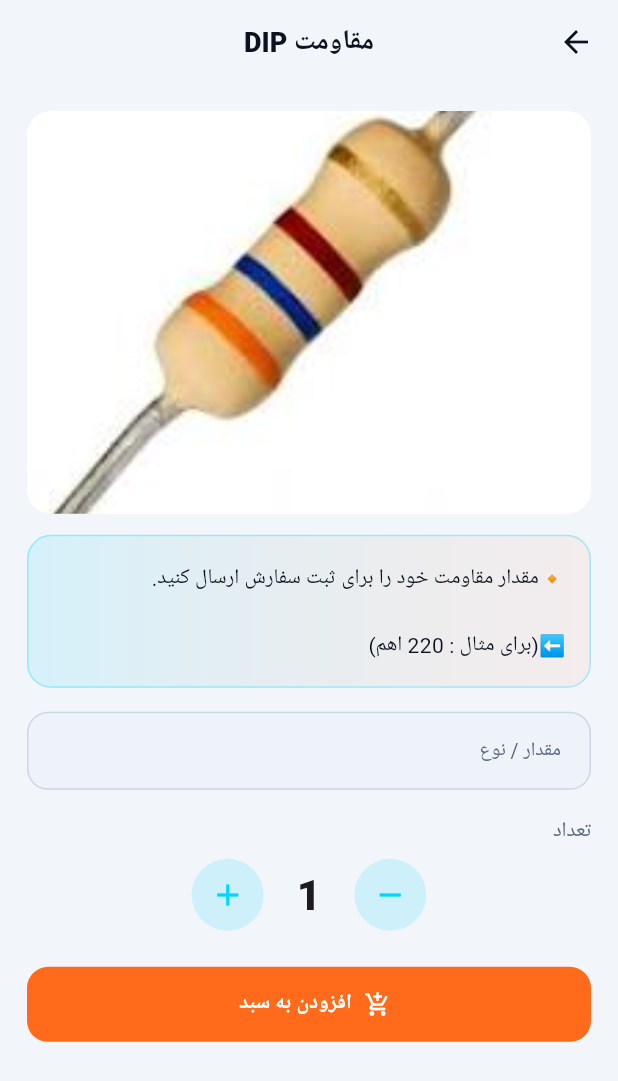
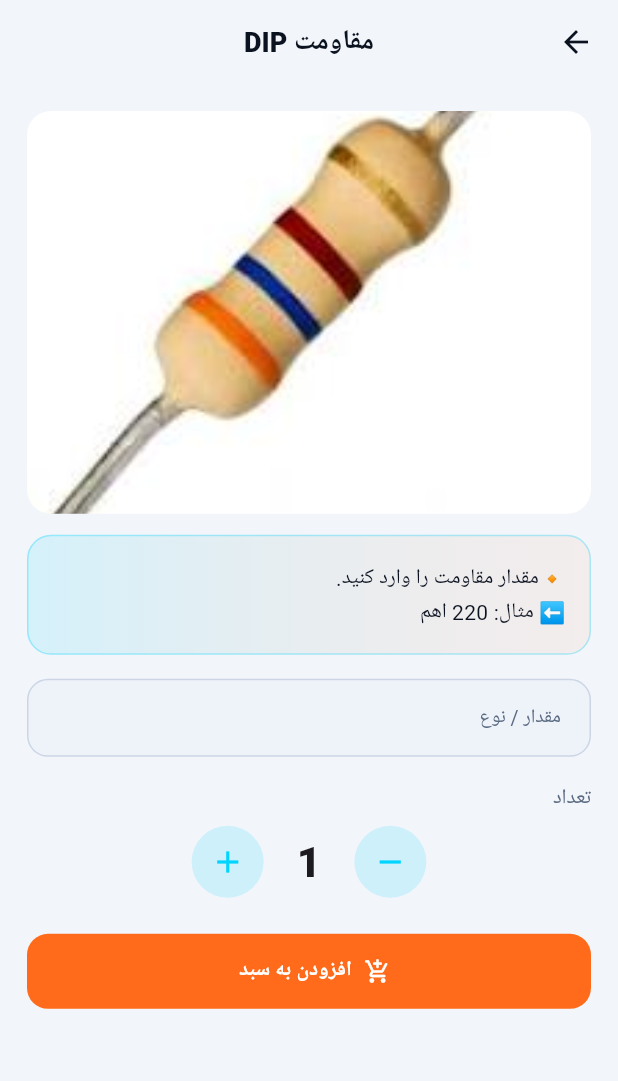
Before and after one commit to nvd1rmh/app, a Flutter app: the ProductOrderScreen screen opened directly with sample values from the repository, on a phone screen of 412 x 824 dp. Shown: the top 1081 px of the screen. Run offline on Flutter 3.47's test engine with Material 3 defaults, Android fonts, the phone set to English and light mode, and no system bars; our stand-ins replace shared_preferences; accounts and stored records are empty; network calls fail.

Commit message:
Add files via upload

```diff
--- a/lib/data/products_data.dart
+++ b/lib/data/products_data.dart
@@ -1,11 +1,13 @@
-/// کاتالوگ قطعات — هم‌تراز ربات + LCD
-/// عکس‌ها: assets/parts/<imageFile>
+/// مدل قطعه — عکس ترجیحاً از سرور (imageUrl)
 class ProductInfo {
   final String id;
   final String name;
   final String prompt;
   final String exampleCount;
+  /// نام فایل محلی قدیمی (اختیاری)
   final String imageFile;
+  /// لینک عکس روی Supabase Storage یا هر CDN
+  final String? imageUrl;
   final String? price;
 
   const ProductInfo({
@@ -13,325 +15,336 @@ class ProductInfo {
     required this.name,
     required this.prompt,
     required this.exampleCount,
-    required this.imageFile,
+    this.imageFile = '',
+    this.imageUrl,
     this.price,
   });
 
-  String get assetPath => 'assets/parts/$imageFile';
+  bool get hasNetworkImage =>
+      imageUrl != null && imageUrl!.startsWith('http');
+
+  String get assetPath =>
+      imageFile.isEmpty ? '' : 'assets/parts/$imageFile';
 }
 
-/// لیست کامل قطعات (بدون منوبندی)
+/// لیست پشتیبان اگر سرور خالی/قطع باشد
 const List<ProductInfo> allProducts = [
   ProductInfo(
     id: 'res_dip',
     name: 'مقاومت DIP',
-    prompt: '🔸مقدار مقاومت خود را برای ثبت سفارش ارسال کنید.\n\n⬅️(برای مثال : 220 اهم)',
+    prompt: '🔸مقدار مقاومت را وارد کنید.\n⬅️ مثال: 220 اهم',
     exampleCount: '100 عدد',
     imageFile: 'res_dip.jpg',
   ),
   ProductInfo(
     id: 'res_smd',
     name: 'مقاومت SMD',
-    prompt: '🔸مقدار مقاومت خود را برای ثبت سفارش ارسال کنید.\n\n⬅️(برای مثال : 220 اهم)',
+    prompt: '🔸مقدار مقاومت را وارد کنید.\n⬅️ مثال: 220 اهم',
     exampleCount: '100 عدد',
     imageFile: 'res_smd.jpg',
   ),
   ProductInfo(
     id: 'potentiometer',
     name: 'پتانسیومتر',
-    prompt: '🔸مقدار پتانسیومتر خود را برای ثبت سفارش ارسال کنید.\n\n⬅️(برای مثال : 5 کیلواهم)',
+    prompt: '🔸مقدار پتانسیومتر را وارد کنید.\n⬅️ مثال: 5 کیلواهم',
     exampleCount: '50 عدد',
     imageFile: 'potentiometer.jpg',
   ),
   ProductInfo(
     id: 'thermistor',
     name: 'ترمیستور',
-    prompt: '🔸مقدار ترمیستور خود را برای ثبت سفارش ارسال کنید.\n\n⬅️(برای مثال : 10 کیلواهم)',
+    prompt: '🔸مقدار ترمیستور را وارد کنید.\n⬅️ مثال: 10 کیلواهم',
     exampleCount: '50 عدد',
     imageFile: 'thermistor.jpg',
   ),
   ProductInfo(
     id: 'cap_elec',
     name: 'خازن الکترولیتی',
-    prompt: '🔸ظرفیت خازن مورد نظر را برای ثبت سفارش ارسال کنید.\n\n⬅️(برای مثال : 47 میکروفاراد 25 ولت)',
+    prompt: '🔸ظرفیت را وارد کنید.\n⬅️ مثال: 47 میکروفاراد 25 ولت',
     exampleCount: '50 عدد',
     imageFile: 'cap_elec.jpg',
   ),
   ProductInfo(
     id: 'cap_smd',
     name: 'خازن SMD',
-    prompt: '🔸ظرفیت خازن مورد نظر را برای ثبت سفارش ارسال کنید.\n\n⬅️(برای مثال : 330 میکروفاراد 6.3 ولت)',
+    prompt: '🔸ظرفیت را وارد کنید.\n⬅️ مثال: 100 نانوفاراد',
     exampleCount: '100 عدد',
     imageFile: 'cap_smd.jpg',
   ),
   ProductInfo(
     id: 'cap_ceramic',
     name: 'خازن سرامیکی و عدسی',
-    prompt: '🔸ظرفیت خازن مورد نظر را برای ثبت سفارش ارسال کنید.\n\n⬅️(برای مثال : 15 پیکوفاراد)',
+    prompt: '🔸ظرفیت را وارد کنید.\n⬅️ مثال: 15 پیکوفاراد',
     exampleCount: '100 عدد',
     imageFile: 'cap_ceramic.jpg',
   ),
   ProductInfo(
     id: 'cap_polyester',
     name: 'خازن پلی استر',
-    prompt: '🔸ظرفیت خازن مورد نظر را برای ثبت سفارش ارسال کنید.\n\n⬅️(برای مثال : 100 نانوفاراد 250 ولت)',
+    prompt: '🔸ظرفیت را وارد کنید.\n⬅️ مثال: 100 نانوفاراد 250 ولت',
     exampleCount: '20 عدد',
     imageFile: 'cap_polyester.jpg',
   ),
   ProductInfo(
     id: 'cap_variable',
     name: 'خازن متغیر',
-    prompt: '🔸نوع خازن مورد نظر را برای ثبت سفارش ارسال کنید.',
+    prompt: '🔸نوع خازن متغیر را وارد کنید.',
     exampleCount: '20 عدد',
     imageFile: 'cap_variable.jpg',
   ),
   ProductInfo(
     id: 'ind_barrel',
     name: 'سلف بشکه ای',
-    prompt: '🔸مقدار سلف مورد نظر را برای ثبت سفارش ارسال کنید.\n\n⬅️(برای مثال : 220 میکروهانری 5 آمپر)',
+    prompt: '🔸مقدار سلف را وارد کنید.\n⬅️ مثال: 220 میکروهانری',
     exampleCount: '20 عدد',
     imageFile: 'ind_barrel.jpg',
   ),
   ProductInfo(
     id: 'ind_resistive',
     name: 'سلف مقاومتی',
-    prompt: '🔸مقدار سلف مورد نظر را برای ثبت سفارش ارسال کنید.\n\n⬅️(برای مثال : 100 میکروهانری 0.75 وات)',
+    prompt: '🔸مقدار سلف را وارد کنید.',
     exampleCount: '20 عدد',
     imageFile: 'ind_resistive.jpg',
   ),
   ProductInfo(
     id: 'ind_smd',
     name: 'سلف SMD',
-    prompt: '🔸مقدار سلف مورد نظر را برای ثبت سفارش ارسال کنید.\n\n⬅️(برای مثال : 100 میکروهانری)',
+    prompt: '🔸مقدار سلف SMD را وارد کنید.',
     exampleCount: '50 عدد',
     imageFile: 'ind_smd.jpg',
   ),
   ProductInfo(
     id: 'ind_variable',
     name: 'سلف متغیر',
-    prompt: '🔸نوع سلف مورد نظر را برای ثبت سفارش ارسال کنید.',
+    prompt: '🔸نوع سلف متغیر را وارد کنید.',
     exampleCount: '20 عدد',
     imageFile: 'ind_variable.jpg',
   ),
   ProductInfo(
     id: 'diode_simple',
     name: 'دیود ساده',
-    prompt: '🔸نوع دیود خود را برای ثبت سفارش ارسال کنید.\n\n⬅️(برای مثال : 1n4007)',
+    prompt: '🔸نوع دیود را وارد کنید.\n⬅️ مثال: 1n4007',
     exampleCount: '50 عدد',
     imageFile: 'diode_simple.jpg',
   ),
   ProductInfo(
     id: 'diode_bridge',
     name: 'پل دیود',
-    prompt: '🔸نوع پل دیود خود را برای ثبت سفارش ارسال کنید.\n\n⬅️(برای مثال : 1000 ولت 4 آمپر تخت)',
+    prompt: '🔸نوع پل دیود را وارد کنید.',
     exampleCount: '20 عدد',
     imageFile: 'diode_bridge.jpg',
   ),
   ProductInfo(
     id: 'diode_schottky',
     name: 'دیود شاتکی',
-    prompt: '🔸نوع دیود شاتکی خود را برای ثبت سفارش ارسال کنید.\n\n⬅️(برای مثال : 1n5852)',
+    prompt: '🔸نوع دیود شاتکی را وارد کنید.',
     exampleCount: '20 عدد',
     imageFile: 'diode_schottky.jpg',
   ),
   ProductInfo(
     id: 'diode_zener',
     name: 'دیود زنر',
-    prompt: '🔸نوع دیود زنر خود را برای ثبت سفارش ارسال کنید.\n\n⬅️(برای مثال : 9 ولت 0.5 آمپر)',
+    prompt: '🔸نوع دیود زنر را وارد کنید.',
     exampleCount: '20 عدد',
     imageFile: 'diode_zener.jpg',
   ),
   ProductInfo(
     id: 'ic_chip',
     name: 'آی سی-تراشه',
-    prompt: '🔸نوع تراشه خود را برای ثبت سفارش ارسال کنید.\n\n⬅️(برای مثال : تراشه NE555)',
+    prompt: '🔸نوع تراشه را وارد کنید.\n⬅️ مثال: NE555',
     exampleCount: '10 عدد',
     imageFile: 'ic_chip.jpg',
   ),
   ProductInfo(
     id: 'microcontroller',
     name: 'میکروکنترلر',
-    prompt: '🔸نوع میکروکنترلر خود را برای ثبت سفارش ارسال کنید.\n\n⬅️(برای مثال : میکروکنترلر ATMEGA8)',
+    prompt: '🔸نوع میکروکنترلر را وارد کنید.',
     exampleCount: '2 عدد',
     imageFile: 'microcontroller.jpg',
   ),
   ProductInfo(
     id: 'regulator',
     name: 'رگولاتور',
-    prompt: '🔸نوع رگولاتور خود را برای ثبت سفارش ارسال کنید.\n\n⬅️(برای مثال : رگولاتور 12 ولت 7812)',
+    prompt: '🔸نوع رگولاتور را وارد کنید.\n⬅️ مثال: 7812',
     exampleCount: '10 عدد',
     imageFile: 'regulator.jpg',
   ),
   ProductInfo(
     id: 'transistor',
     name: 'ترانزیستور',
-    prompt: '🔸نوع ترانزیستور خود را برای ثبت سفارش ارسال کنید.\n\n⬅️(برای مثال : BC547)',
+    prompt: '🔸نوع ترانزیستور را وارد کنید.\n⬅️ مثال: BC547',
     exampleCount: '20 عدد',
     imageFile: 'transistor.jpg',
   ),
   ProductInfo(
     id: 'triac',
     name: 'ترایاک',
-    prompt: '🔸نوع ترایاک خود را برای ثبت سفارش ارسال کنید.\n\n⬅️(برای مثال : BT136)',
+    prompt: '🔸نوع ترایاک را وارد کنید.',
     exampleCount: '10 عدد',
     imageFile: 'triac.jpg',
   ),
   ProductInfo(
     id: 'led',
     name: 'LED',
-    prompt: '🔸نوع LED مورد نظر را برای ثبت سفارش ارسال کنید.\n\n⬅️(برای مثال : LED قرمز 5mm)',
+    prompt: '🔸نوع LED را وارد کنید.\n⬅️ مثال: قرمز 5mm',
     exampleCount: '50 عدد',
     imageFile: 'led.jpg',
   ),
   ProductInfo(
     id: 'seven_segment',
     name: 'سون سگمنت',
-    prompt: '🔸نوع سون سگمنت مورد نظر را برای ثبت سفارش ارسال کنید.\n\n⬅️(برای مثال : سون سگمنت تکی آند مشترک)',
+    prompt: '🔸نوع سون سگمنت را وارد کنید.',
     exampleCount: '10 عدد',
     imageFile: 'seven_segment.jpg',
   ),
   ProductInfo(
     id: 'lcd',
     name: 'LCD',
-    prompt: '🔸نوع LCD مورد نظر را برای ثبت سفارش ارسال کنید.\n\n⬅️(برای مثال : LCD 16x2 کاراکتری آبی)',
+    prompt: '🔸نوع LCD را وارد کنید.\n⬅️ مثال: 16x2 کاراکتری',
     exampleCount: '5 عدد',
     imageFile: 'lcd.jpg',
   ),
   ProductInfo(
     id: 'crystal',
     name: 'کریستال و اسیلاتور',
-    prompt: '🔸نوع کریستال / اسیلاتور را برای ثبت سفارش ارسال کنید.\n\n⬅️(برای مثال : کریستال 16 مگاهرتز)',
+    prompt: '🔸نوع کریستال را وارد کنید.\n⬅️ مثال: 16MHz',
     exampleCount: '10 عدد',
     imageFile: 'crystal.jpg',
   ),
   ProductInfo(
     id: 'varistor',
     name: 'وریستور',
-    prompt: '🔸نوع وریستور مورد نظر را برای ثبت سفارش ارسال کنید.',
+    prompt: '🔸نوع وریستور را وارد کنید.',
     exampleCount: '10 عدد',
     imageFile: 'varistor.jpg',
   ),
   ProductInfo(
     id: 'fuse',
     name: 'فیوز',
-    prompt: '🔸نوع فیوز مورد نظر را برای ثبت سفارش ارسال کنید.\n\n⬅️(برای مثال : فیوز شیشه ای 125 ولت 1 آمپری 6*30)',
+    prompt: '🔸نوع فیوز را وارد کنید.',
     exampleCount: '10 عدد',
     imageFile: 'fuse.jpg',
   ),
   ProductInfo(
     id: 'relay',
     name: 'رله',
-    prompt: '🔸نوع رله مورد نظر را برای ثبت سفارش ارسال کنید.\n\n⬅️(برای مثال : رله 5 ولت تک کنتاکت)',
+    prompt: '🔸نوع رله را وارد کنید.',
     exampleCount: '10 عدد',
     imageFile: 'relay.jpg',
   ),
   ProductInfo(
     id: 'pin_header',
     name: 'پین هدر',
-    prompt: '🔸نوع پین هدر مورد نظر را برای ثبت سفارش ارسال کنید.',
+    prompt: '🔸نوع پین هدر را وارد کنید.',
     exampleCount: '20 عدد',
     imageFile: 'pin_header.jpg',
   ),
   ProductInfo(
     id: 'socket',
     name: 'سوکت',
-    prompt: '🔸نوع سوکت مورد نظر را برای ثبت سفارش ارسال کنید.',
+    prompt: '🔸نوع سوکت را وارد کنید.',
     exampleCount: '10 عدد',
     imageFile: 'socket.jpg',
   ),
   ProductInfo(
     id: 'wire_ferrule',
     name: 'سرسیم و وایرشو',
-    prompt: '🔸نوع مورد نظر خود را برای ثبت سفارش ارسال کنید.\n\n⬅️(برای مثال : سرسیم گرد روکش دار آبی)',
+    prompt: '🔸نوع سرسیم را وارد کنید.',
     exampleCount: '100 عدد',
     imageFile: 'wire_ferrule.jpg',
   ),
   ProductInfo(
     id: 'tact_switch',
     name: 'تک سوییچ',
-    prompt: '🔸نوع مورد نظر خود را برای ثبت سفارش ارسال کنید.\n\n⬅️(برای مثال : تک سوییچ 12*12*7.3mm)',
+    prompt: '🔸نوع تک سوییچ را وارد کنید.',
     exampleCount: '10 عدد',
     imageFile: 'tact_switch.jpg',
   ),
   ProductInfo(
     id: 'dip_switch',
     name: 'دیپ سوییچ',
-    prompt: '🔸نوع مورد نظر خود را برای ثبت سفارش ارسال کنید.\n\n⬅️(برای مثال : دیپ سوییچ 3 تایی DIP)',
+    prompt: '🔸نوع دیپ سوییچ را وارد کنید.',
     exampleCount: '10 عدد',
     imageFile: 'dip_switch.jpg',
   ),
   ProductInfo(
     id: 'micro_switch',
     name: 'میکرو سوییچ',
-    prompt: '🔸نوع مورد نظر خود را برای ثبت سفارش ارسال کنید.\n\n⬅️(برای مثال : میکروسوییچ 250V AC 3A اهرم دار)',
+    prompt: '🔸نوع میکرو سوییچ را وارد کنید.',
     exampleCount: '10 عدد',
     imageFile: 'micro_switch.jpg',
   ),
   ProductInfo(
     id: 'rocker_switch',
     name: 'کلید راکر',
-    prompt: '🔸نوع مورد نظر خود را برای ثبت سفارش ارسال کنید.\n\n⬅️(برای مثال : کلید راکر دو حالته دو پین)',
+    prompt: '🔸نوع کلید راکر را وارد کنید.',
     exampleCount: '10 عدد',
     imageFile: 'rocker_switch.jpg',
   ),
   ProductInfo(
     id: 'terminal',
     name: 'ترمینال',
-    prompt: '🔸نوع ترمینال مورد نظر خود را برای ثبت سفارش ارسال کنید.\n\n⬅️(برای مثال : ترمینال پیچی دوپین)',
+    prompt: '🔸نوع ترمینال را وارد کنید.',
     exampleCount: '10 عدد',
     imageFile: 'terminal.jpg',
   ),
   ProductInfo(
     id: 'buzzer',
     name: 'بازر و بلندگو',
-    prompt: '🔸نوع مورد نظر خود را برای ثبت سفارش ارسال کنید.\n\n⬅️(برای مثال : بازر یکپارچه 12 ولت)',
+    prompt: '🔸نوع بازر/بلندگو را وارد کنید.',
     exampleCount: '10 عدد',
     imageFile: 'buzzer.jpg',
   ),
   ProductInfo(
     id: 'pcb',
     name: 'فیبر مدارچاپی',
-    prompt: '🔸نوع مورد نظر خود را برای ثبت سفارش ارسال کنید.\n\n⬅️(برای مثال : فیبر 15*20 فایبرگلاس یک رو)',
+    prompt: '🔸نوع فیبر را وارد کنید.',
     exampleCount: '5 عدد',
     imageFile: 'pcb.jpg',
   ),
   ProductInfo(
     id: 'breadboard',
     name: 'برد بورد',
-    prompt: '🔸نوع برد بورد مورد نظر خود را برای ثبت سفارش ارسال کنید.\n\n⬅️(برای مثال : برد بورد ساده 10*55*165)',
+    prompt: '🔸نوع برد بورد را وارد کنید.',
     exampleCount: '5 عدد',
     imageFile: 'breadboard.jpg',
   ),
   ProductInfo(
     id: 'jumper',
     name: 'سیم جامپر',
-    prompt: '🔸نوع سیم جامپر مورد نظر خود را برای ثبت سفارش ارسال کنید.\n\n⬅️(برای مثال : سیم جامپر نر به نر 20سانت 40رشته)',
+    prompt: '🔸نوع سیم جامپر را وارد کنید.',
     exampleCount: '10 عدد',
     imageFile: 'jumper.jpg',
   ),
   ProductInfo(
     id: 'heatsink',
     name: 'هیت سینک',
-    prompt: '🔸نوع هیت سینک مورد نظر را برای ثبت سفارش ارسال کنید.',
+    prompt: '🔸نوع هیت سینک را وارد کنید.',
     exampleCount: '10 عدد',
     imageFile: 'heatsink.jpg',
   ),
   ProductInfo(
     id: 'solder_wire',
     name: 'سیم لحیم',
-    prompt: '🔸نوع سیم لحیم مورد نظر را برای ثبت سفارش ارسال کنید.',
+    prompt: '🔸نوع سیم لحیم را وارد کنید.',
     exampleCount: '5 عدد',
     imageFile: 'solder_wire.jpg',
   ),
   ProductInfo(
     id: 'solder_flux',
     name: 'روغن لحیم',
-    prompt: '🔸نوع روغن لحیم مورد نظر را برای ثبت سفارش ارسال کنید.\n\n⬅️(برای مثال : روغن لحیم 10گرمی)',
+    prompt: '🔸نوع روغن لحیم را وارد کنید.',
     exampleCount: '10 عدد',
     imageFile: 'solder_flux.jpg',
   ),
+  ProductInfo(
+    id: 'lcd',
+    name: 'LCD',
+    prompt: '🔸نوع LCD را وارد کنید.\n⬅️ مثال: 16x2',
+    exampleCount: '5 عدد',
+    imageFile: 'lcd.jpg',
+  ),
 ];
 
-/// برای سازگاری قدیمی
 Map<String, ProductInfo> get productsCatalog =>
     {for (final p in allProducts) p.name: p};
--- a/lib/screens/products_screen.dart
+++ b/lib/screens/products_screen.dart
@@ -178,17 +178,7 @@ class _ProductCard extends StatelessWidget {
             children: [
               Expanded(
                 flex: 3,
-                child: Image.asset(
-                  product.assetPath,
-                  fit: BoxFit.cover,
-                  errorBuilder: (_, __, ___) => Container(
-                    color: const Color(0xFF121A28),
-                    child: const Center(
-                      child: Icon(Icons.image_outlined,
-                          color: AppColors.cyan, size: 36),
-                    ),
-                  ),
-                ),
+                child: _ProductImage(product: product, iconSize: 36),
               ),
               Expanded(
                 flex: 2,
@@ -197,24 +187,16 @@ class _ProductCard extends StatelessWidget {
                   child: Column(
                     crossAxisAlignment: CrossAxisAlignment.start,
                     children: [
-                      Text(
-                        product.name,
-                        maxLines: 2,
-                        overflow: TextOverflow.ellipsis,
-                        style: const TextStyle(
-                            fontWeight: FontWeight.w900, fontSize: 13),
+                      Center(
+                        child: Text(
+                          product.name,
+                          maxLines: 2,
+                          overflow: TextOverflow.ellipsis,
+                          textAlign: TextAlign.center,
+                          style: const TextStyle(
+                              fontWeight: FontWeight.w900, fontSize: 13),
+                        ),
                       ),
-                      const Spacer(),
-                      if (product.price != null && product.price!.isNotEmpty)
-                        Text(product.price!,
-                            style: const TextStyle(
-                                color: AppColors.orange,
-                                fontWeight: FontWeight.w800,
-                                fontSize: 11))
-                      else
-                        Text(product.exampleCount,
-                            style: TextStyle(
-                                fontSize: 10.5, color: context.cMuted)),
                     ],
                   ),
                 ),
@@ -292,15 +274,7 @@ class _ProductOrderScreenState extends State<ProductOrderScreen> {
             borderRadius: BorderRadius.circular(16),
             child: AspectRatio(
               aspectRatio: 1.4,
-              child: Image.asset(
-                p.assetPath,
-                fit: BoxFit.cover,
-                errorBuilder: (_, __, ___) => Container(
-                  color: const Color(0xFF121A28),
-                  child: const Icon(Icons.image_outlined,
-                      size: 48, color: AppColors.cyan),
-                ),
-              ),
+              child: _ProductImage(product: p, iconSize: 48),
             ),
           ),
           const SizedBox(height: 14),
@@ -370,3 +344,35 @@ class _ProductOrderScreenState extends State<ProductOrderScreen> {
         child: IconButton(onPressed: on, icon: Icon(ic, color: AppColors.cyan)),
       );
 }
+
+
+class _ProductImage extends StatelessWidget {
+  final ProductInfo product;
+  final double iconSize;
+  const _ProductImage({required this.product, this.iconSize = 36});
+
+  @override
+  Widget build(BuildContext context) {
+    final placeholder = Container(
+      color: const Color(0xFF121A28),
+      child: Center(
+        child: Icon(Icons.image_outlined, color: AppColors.cyan, size: iconSize),
+      ),
+    );
+    if (product.hasNetworkImage) {
+      return Image.network(
+        product.imageUrl!,
+        fit: BoxFit.cover,
+        errorBuilder: (_, __, ___) => placeholder,
+      );
+    }
+    if (product.assetPath.isNotEmpty) {
+      return Image.asset(
+        product.assetPath,
+        fit: BoxFit.cover,
+        errorBuilder: (_, __, ___) => placeholder,
+      );
+    }
+    return placeholder;
+  }
+}
--- a/pubspec.yaml
+++ b/pubspec.yaml
@@ -1,7 +1,7 @@
 name: farno_yar
 description: فرنو یار - ابزارهای کاربردی الکترونیک
 publish_to: 'none'
-version: 1.7.0+11
+version: 1.9.1+14
 
 environment:
   sdk: '>=3.2.0 <4.0.0'
```
Also changed, not shown: lib/services/order_service.dart (+10 -17 lines), lib/services/products_service.dart (+9 -5 lines).
